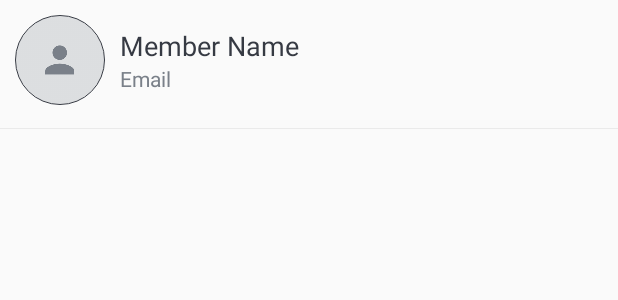
After one commit to neolost/PersonalProject, an Android app: the layout item_member.xml on its own in the app's theme, with its tools: preview values and no code run, on a phone screen of 412 x 824 dp. The commit adds this screen. Shown: the top 300 px of the screen. Run offline under Robolectric (Android 15) with nearby library versions, the phone set to English and light mode, and no system bars.

Commit message:
added members layout

```diff
--- a/app/src/main/java/com/projemanag/activities/MembersActivity.kt
+++ b/app/src/main/java/com/projemanag/activities/MembersActivity.kt
@@ -2,11 +2,34 @@ package com.projemanag.activities
 
 import androidx.appcompat.app.AppCompatActivity
 import android.os.Bundle
+import android.telecom.Call
 import com.projemanag.R
+import com.projemanag.model.Board
+import com.projemanag.utils.Constants
+import kotlinx.android.synthetic.main.activity_members.*
+import kotlinx.android.synthetic.main.activity_my_profile.*
 
 class MembersActivity : AppCompatActivity() {
+
+    private lateinit var mBoardDetails: Board
+
     override fun onCreate(savedInstanceState: Bundle?) {
         super.onCreate(savedInstanceState)
         setContentView(R.layout.activity_members)
+        if(intent.hasExtra(Constants.BOARD_DETAIL)) {
+            mBoardDetails = intent.getParcelableExtra<Board>(Constants.BOARD_DETAIL)
+        }
+        setupActionBar()
+    }
+
+    private fun setupActionBar() {
+        setSupportActionBar(toolbar_members_activity)
+        val actionBar = supportActionBar
+        if (actionBar != null) {
+            actionBar.setDisplayHomeAsUpEnabled(true)
+            actionBar.setHomeAsUpIndicator(R.drawable.ic_white_color_back_24dp)
+            actionBar.title = resources.getString(R.string.members)
+        }
+        toolbar_members_activity.setNavigationOnClickListener { onBackPressed() }
     }
 }
--- a/app/src/main/java/com/projemanag/activities/TaskListActivity.kt
+++ b/app/src/main/java/com/projemanag/activities/TaskListActivity.kt
@@ -41,7 +41,9 @@ class TaskListActivity : BaseActivity() {
     override fun onOptionsItemSelected(item: MenuItem): Boolean {
         when(item.itemId) {
             R.id.action_members -> {
-                startActivity(Intent(this, MembersActivity::class.java))
+                val intent = Intent(this, MembersActivity::class.java)
+                intent.putExtra(Constants.BOARD_DETAIL, mBoardDetails)
+                startActivity(intent)
             }
         }
         return super.onOptionsItemSelected(item)
--- a/app/src/main/java/com/projemanag/utils/Constants.kt
+++ b/app/src/main/java/com/projemanag/utils/Constants.kt
@@ -18,6 +18,7 @@ object Constants {
     const val PICK_IMAGE_REQUEST_CODE = 2
     const val DOCUMENT_ID: String = "documentId"
     const val TASK_LIST: String = "taskList"
+    const val BOARD_DETAIL: String = "board_detail"
 
     fun showImageChooser(activity: Activity) {
         val galleryIntent = Intent(
--- /dev/null
+++ b/app/src/main/res/layout/item_member.xml
@@ -0,0 +1,56 @@
+<?xml version="1.0" encoding="utf-8"?>
+
+<LinearLayout xmlns:android="http://schemas.android.com/apk/res/android"
+    xmlns:app="http://schemas.android.com/apk/res-auto"
+    xmlns:tools="http://schemas.android.com/tools"
+    android:layout_width="match_parent"
+    android:layout_height="wrap_content"
+    android:layout_marginBottom="@dimen/item_member_marginBottom"
+    android:orientation="vertical">
+
+    <LinearLayout
+        android:layout_width="match_parent"
+        android:layout_height="wrap_content"
+        android:gravity="center_vertical"
+        android:orientation="horizontal"
+        android:padding="@dimen/item_member_content_padding">
+
+        <de.hdodenhof.circleimageview.CircleImageView
+            android:id="@+id/iv_member_image"
+            android:layout_width="@dimen/item_member_member_image_size"
+            android:layout_height="@dimen/item_member_member_image_size"
+            android:contentDescription="@string/image_contentDescription"
+            android:src="@drawable/ic_user_place_holder"
+            app:civ_border_color="@color/primary_text_color"
+            app:civ_border_width="@dimen/item_member_image_circular_width_size" />
+
+        <LinearLayout
+            android:layout_width="match_parent"
+            android:layout_height="wrap_content"
+            android:layout_marginStart="@dimen/item_member_detail_layout_marginStart"
+            android:orientation="vertical">
+
+            <TextView
+                android:id="@+id/tv_member_name"
+                android:layout_width="match_parent"
+                android:layout_height="wrap_content"
+                android:textColor="@color/primary_text_color"
+                android:textSize="@dimen/item_member_name_text_size"
+                tools:text="Member Name" />
+
+            <TextView
+                android:id="@+id/tv_member_email"
+                android:layout_width="match_parent"
+                android:layout_height="wrap_content"
+                android:textColor="@color/secondary_text_color"
+                android:textSize="@dimen/item_member_email_text_size"
+                tools:text="Email" />
+        </LinearLayout>
+    </LinearLayout>
+
+    <View
+        android:layout_width="match_parent"
+        android:layout_height="@dimen/item_member_divider_height"
+        android:layout_marginTop="@dimen/item_member_divider_marginTop"
+        android:background="@color/divider_color" />
+</LinearLayout>
--- a/app/src/main/res/values/dimens.xml
+++ b/app/src/main/res/values/dimens.xml
@@ -98,4 +98,13 @@
     <dimen name="members_content_padding">16dp</dimen>
     <dimen name="members_cv_marginTop">5dp</dimen>
 
+    <dimen name="item_member_marginBottom">10dp</dimen>
+    <dimen name="item_member_content_padding">10dp</dimen>
+    <dimen name="item_member_member_image_size">60dp</dimen>
+    <dimen name="item_member_image_circular_width_size">0.5dp</dimen>
+    <dimen name="item_member_detail_layout_marginStart">10dp</dimen>
+    <dimen name="item_member_name_text_size">18sp</dimen>
+    <dimen name="item_member_email_text_size">14sp</dimen>
+    <dimen name="item_member_divider_height">0.3dp</dimen>
+    <dimen name="item_member_divider_marginTop">5dp</dimen>
 </resources>
```
